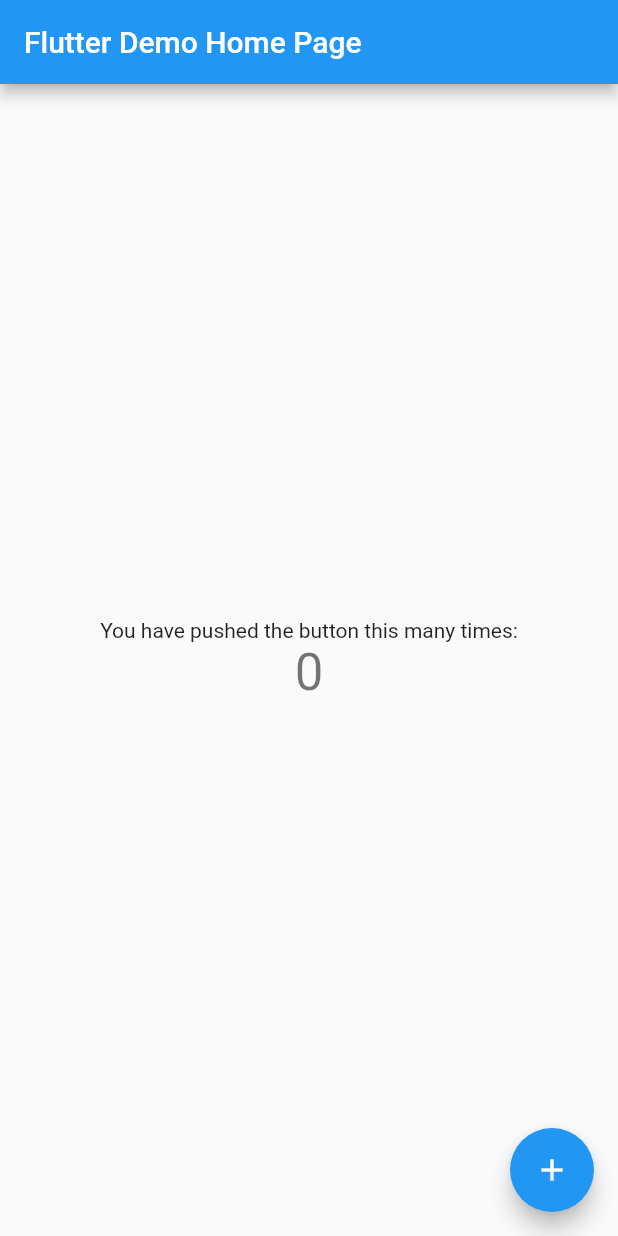
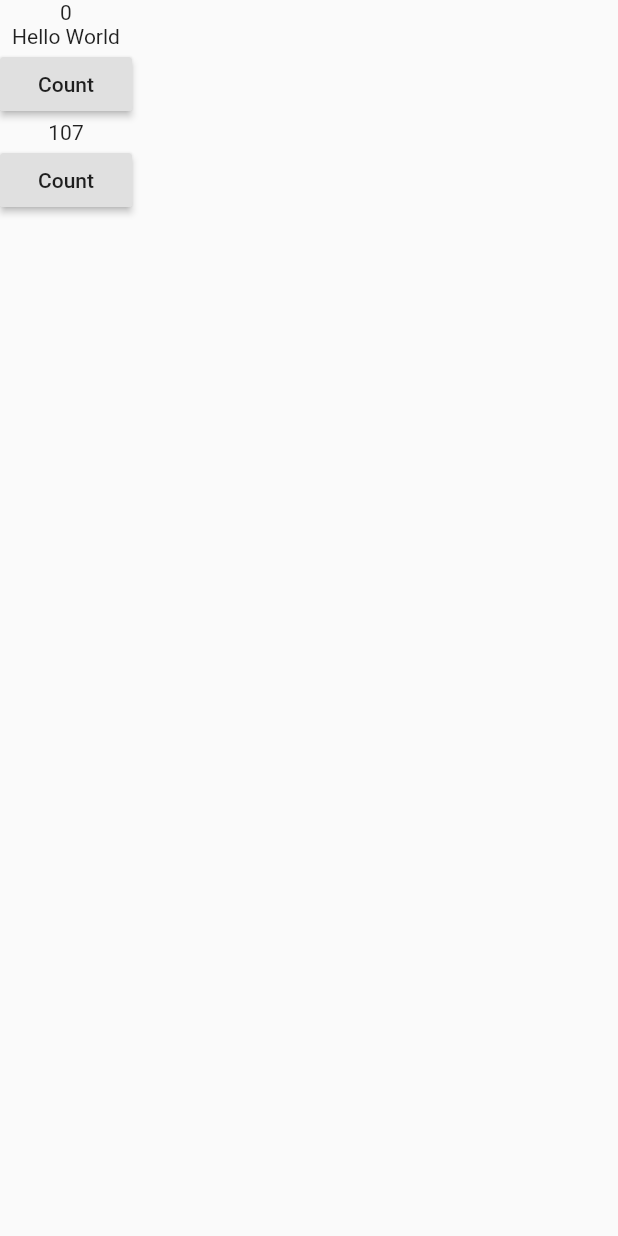
Before and after one commit to KalimaPz/workshop_1, a Flutter app: the screen it shows after launch, on a phone screen of 412 x 824 dp. Run offline on Flutter 3.47's test engine with Material 2 defaults, Android fonts, the phone set to English and light mode, and no system bars.

Commit message:
Add Provider

```diff
--- /dev/null
+++ b/lib/config/Config.dart
@@ -0,0 +1,3 @@
+class Config {
+  static String apiKey = "asdasdzxczcASDAS";
+}
--- a/lib/main.dart
+++ b/lib/main.dart
@@ -1,117 +1,35 @@
 import 'package:flutter/material.dart';
+import 'package:provider/provider.dart';
+import 'package:workshop/views/Home/Burger/Burger.dart';
+
+import 'providers/Store.dart';
+import 'views/Home/Home.dart';
 
 void main() {
-  runApp(MyApp());
+  runApp(App());
 }
 
-class MyApp extends StatelessWidget {
-  // This widget is the root of your application.
+// Stateless
+// Stateful
+class App extends StatefulWidget {
+  const App({Key key}) : super(key: key);
+
+  @override
+  _AppState createState() => _AppState();
+}
+
+class _AppState extends State<App> {
   @override
   Widget build(BuildContext context) {
     return MaterialApp(
-      title: 'Flutter Demo',
-      theme: ThemeData(
-        // This is the theme of your application.
-        //
-        // Try running your application with "flutter run". You'll see the
-        // application has a blue toolbar. Then, without quitting the app, try
-        // changing the primarySwatch below to Colors.green and then invoke
-        // "hot reload" (press "r" in the console where you ran "flutter run",
-        // or simply save your changes to "hot reload" in a Flutter IDE).
-        // Notice that the counter didn't reset back to zero; the application
-        // is not restarted.
-        primarySwatch: Colors.blue,
-        // This makes the visual density adapt to the platform that you run
-        // the app on. For desktop platforms, the controls will be smaller and
-        // closer together (more dense) than on mobile platforms.
-        visualDensity: VisualDensity.adaptivePlatformDensity,
+      initialRoute: '/',
+      routes: {
+        Burger.routeName: (context) => Burger(),
+      },
+      home: MultiProvider(
+        providers: [ChangeNotifierProvider<Store>(create: (_) => Store())],
+        child: Home(),
       ),
-      home: MyHomePage(title: 'Flutter Demo Home Page'),
     );
   }
 }
-
-class MyHomePage extends StatefulWidget {
-  MyHomePage({Key key, this.title}) : super(key: key);
-
-  // This widget is the home page of your application. It is stateful, meaning
-  // that it has a State object (defined below) that contains fields that affect
-  // how it looks.
-
-  // This class is the configuration for the state. It holds the values (in this
-  // case the title) provided by the parent (in this case the App widget) and
-  // used by the build method of the State. Fields in a Widget subclass are
-  // always marked "final".
-
-  final String title;
-
-  @override
-  _MyHomePageState createState() => _MyHomePageState();
-}
-
-class _MyHomePageState extends State<MyHomePage> {
-  int _counter = 0;
-
-  void _incrementCounter() {
-    setState(() {
-      // This call to setState tells the Flutter framework that something has
-      // changed in this State, which causes it to rerun the build method below
-      // so that the display can reflect the updated values. If we changed
-      // _counter without calling setState(), then the build method would not be
-      // called again, and so nothing would appear to happen.
-      _counter++;
-    });
-  }
-
-  @override
-  Widget build(BuildContext context) {
-    // This method is rerun every time setState is called, for instance as done
-    // by the _incrementCounter method above.
-    //
-    // The Flutter framework has been optimized to make rerunning build methods
-    // fast, so that you can just rebuild anything that needs updating rather
-    // than having to individually change instances of widgets.
-    return Scaffold(
-      appBar: AppBar(
-        // Here we take the value from the MyHomePage object that was created by
-        // the App.build method, and use it to set our appbar title.
-        title: Text(widget.title),
-      ),
-      body: Center(
-        // Center is a layout widget. It takes a single child and positions it
-        // in the middle of the parent.
-        child: Column(
-          // Column is also a layout widget. It takes a list of children and
-          // arranges them vertically. By default, it sizes itself to fit its
-          // children horizontally, and tries to be as tall as its parent.
-          //
-          // Invoke "debug painting" (press "p" in the console, choose the
-          // "Toggle Debug Paint" action from the Flutter Inspector in Android
-          // Studio, or the "Toggle Debug Paint" command in Visual Studio Code)
-          // to see the wireframe for each widget.
-          //
-          // Column has various properties to control how it sizes itself and
-          // how it positions its children. Here we use mainAxisAlignment to
-          // center the children vertically; the main axis here is the vertical
-          // axis because Columns are vertical (the cross axis would be
-          // horizontal).
-          mainAxisAlignment: MainAxisAlignment.center,
-          children: <Widget>[
-            Text(
-              'You have pushed the button this many times:',
-            ),
-            Text(
-              '$_counter',
-              style: Theme.of(context).textTheme.headline4,
-            ),
-          ],
-        ),
-      ),
-      floatingActionButton: FloatingActionButton(
-        onPressed: _incrementCounter,
-        tooltip: 'Increment',
-        child: Icon(Icons.add),
-      ), // This trailing comma makes auto-formatting nicer for build methods.
-    );
-  }
-}
--- /dev/null
+++ b/lib/providers/Store.dart
@@ -0,0 +1,12 @@
+import 'package:flutter/material.dart';
+
+class Store with ChangeNotifier {
+  int sumPrice = 107;
+  Store() {}
+  void updateSum(int price) {
+    sumPrice += price;
+    notifyListeners();
+  }
+
+  get getSum => sumPrice;
+}
--- /dev/null
+++ b/lib/views/Home/Home.dart
@@ -0,0 +1,51 @@
+import 'package:flutter/material.dart';
+import 'package:provider/provider.dart';
+import 'package:workshop/providers/Store.dart';
+
+import 'Burger/Burger.dart';
+
+class Home extends StatefulWidget {
+  @override
+  _HomeState createState() => _HomeState();
+}
+
+class _HomeState extends State<Home> {
+  int count = 0;
+
+  @override
+  Widget build(BuildContext context) {
+    return SafeArea(
+      child: Scaffold(
+        body: Consumer<Store>(
+          builder: (context, result, child) {
+            return Column(
+              children: [
+                Text('$count'),
+                Text('Hello World'),
+                RaisedButton(
+                    child: Text('Count'),
+                    onPressed: () {
+                      // Navigator.pushNamed(context, Burger.routeName);
+                      Navigator.push(
+                          context,
+                          MaterialPageRoute(
+                            builder: (context) =>
+                                ChangeNotifierProvider.value(value: null),
+                          ));
+                    }),
+                // Text('${context.watch<Store>().sumPrice}'),
+                Text('${result.sumPrice}'),
+                RaisedButton(
+                    child: Text('Count'),
+                    onPressed: () {
+                      // context.read<Store>().updateSum(5);
+                      result.updateSum(10);
+                    }),
+              ],
+            );
+          },
+        ),
+      ),
+    );
+  }
+}
--- a/pubspec.yaml
+++ b/pubspec.yaml
@@ -28,6 +28,7 @@ dependencies:
   # The following adds the Cupertino Icons font to your application.
   # Use with the CupertinoIcons class for iOS style icons.
   cupertino_icons: ^1.0.0
+  provider: ^4.3.3
 
 dev_dependencies:
   flutter_test:
```
Also changed, not shown: lib/views/Home/Burger/Burger.dart (added, +110 -0 lines), lib/views/Home/Burger/widgets/MenuBox.dart (added, +87 -0 lines), pubspec.lock, 1 other file.
